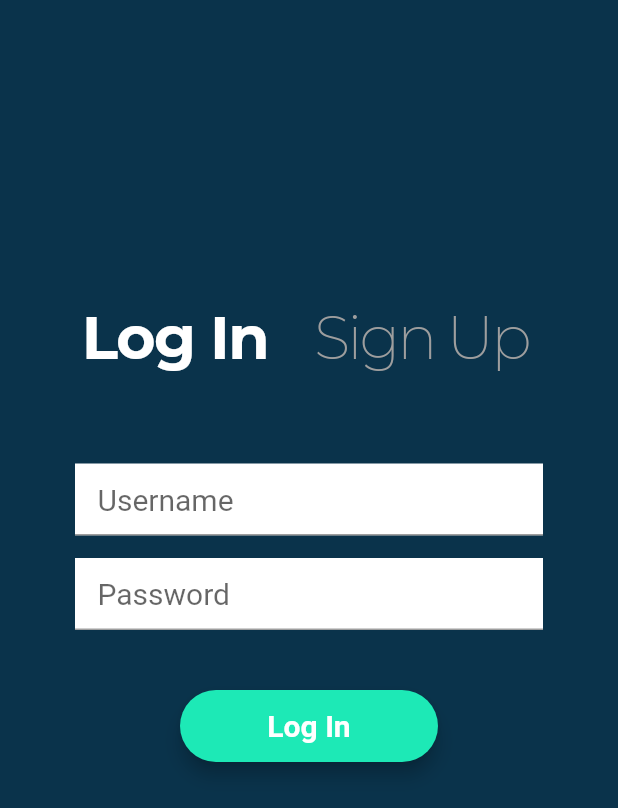
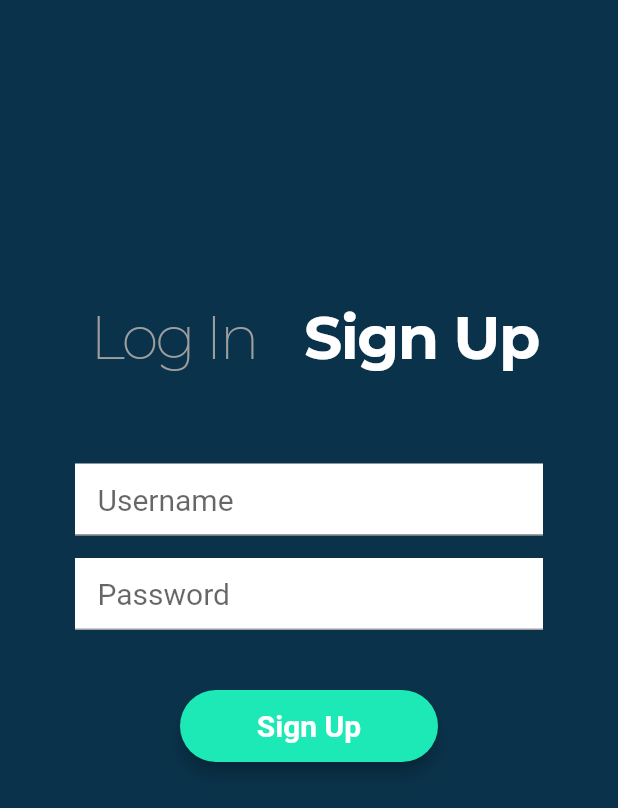
Before and after one commit to MisterJoz/Productivist, a Flutter app: the MyHomePage screen opened directly, after a tap on "Sign Up", on a phone screen of 412 x 824 dp. Shown: the top 808 px of the screen. Run offline on Flutter 3.47's test engine with Material 2 defaults, Android fonts, the phone set to English and light mode, and no system bars; our stand-ins replace table_calendar; Roboto replaces fonts that are missing (Montserrat); project files that could hold a hidden picture were left out.

Commit message:
added/finished sign up page

```diff
--- a/lib/main.dart
+++ b/lib/main.dart
@@ -1,4 +1,5 @@
 import 'package:flutter/material.dart';
+import 'package:productivist/screens/signup_page.dart';
 import 'screens/welcome_page.dart';
 
 void main() => runApp(MyApp());
@@ -130,7 +131,10 @@ class _MyHomePageState extends State<MyHomePage> {
                       letterSpacing: -2,
                       color: Colors.grey,
                     )),
-                  onPressed: () {},
+                  onPressed: () {
+                    Navigator.push(context,
+                      MaterialPageRoute(builder: (context) => SignUpPage()));
+                  },
                 ),
               ]
             ),
--- a/lib/screens/signup_page.dart
+++ b/lib/screens/signup_page.dart
@@ -1,4 +1,5 @@
 import 'package:flutter/material.dart';
+import 'package:productivist/main.dart';
 
 
 class SignUpPage extends StatefulWidget {
@@ -9,8 +10,118 @@ class SignUpPage extends StatefulWidget {
 class _SignUpPageState extends State<SignUpPage> {
   @override
   Widget build(BuildContext context) {
-    return Container(
+     final emailField = Container(
+      color: Colors.white,
+      child: TextField(
+        obscureText: true,
+        style: TextStyle(
+          fontFamily: 'Montserrat',
+          fontSize: 20,
+        ),
+        decoration: InputDecoration(
+          //fillColor: Colors.white,
+          contentPadding: EdgeInsets.fromLTRB(15.0, 12.0, 20.0, 12.0),
+          hintText: "Username",
+        ),
+      ),
+    );
 
+    final passwordField = Container(
+      color: Colors.white,
+      child: TextField(
+        obscureText: true,
+        style: TextStyle(
+          fontFamily: 'Montserrat',
+          fontSize: 20,
+        ),
+        decoration: InputDecoration(
+          //fillColor: Colors.white,
+          contentPadding: EdgeInsets.fromLTRB(15.0, 12.0, 20.0, 12.0),
+          hintText: "Password",
+        ),
+      ),
+    );
+
+    final signUpButton = Material(
+      elevation: 5.0,
+      borderRadius: BorderRadius.circular(30.0),
+      color: Colors.tealAccent[400],
+      child: MaterialButton(
+        minWidth: 200,
+        /*MediaQuery.of(context).size.width,*/
+        padding: EdgeInsets.fromLTRB(20.0, 5.0, 20.0, 5.0),
+        onPressed: () {
+          Navigator.push(
+            context,
+            MaterialPageRoute(builder: (context) => MyHomePage()),
+          );
+        },
+        child: Text("Sign Up",
+            textAlign: TextAlign.center,
+            style: TextStyle(fontFamily: 'Montserrat', fontSize: 20)
+                .copyWith(color: Colors.white, fontWeight: FontWeight.bold)),
+      ),
+    );
+
+    // Actual UI Design starts here
+    return Scaffold(
+      backgroundColor: Color.fromRGBO(10, 51, 75, 1),
+      body: ListView(
+        children: <Widget>[
+          Padding(
+            padding: EdgeInsets.fromLTRB(45, 200, 0, 60),
+            child: Row(
+              children: <Widget>[
+
+                FlatButton(
+                  child: Text("Log In",
+                    style: TextStyle(
+                      fontFamily: 'Montserrat-ExtraLight',
+                      fontSize: 40,
+                      letterSpacing: -2,
+                      color: Colors.grey,
+                    )),
+                  onPressed: () {
+                    Navigator.push(context,
+                      MaterialPageRoute(builder: (context) => MyHomePage()));
+                  },
+                ),
+
+                Padding(
+                  padding: EdgeInsets.fromLTRB(15, 0, 0, 0),
+                  child: Text("Sign Up",
+                    style: TextStyle(
+                      fontFamily: 'Montserrat-Bold',
+                      fontSize: 40,
+                      letterSpacing: -1,
+                      color: Colors.white,
+                    ),
+                  ),
+                ),
+
+              ]
+            ),
+          ),
+
+          //Email textfield
+          Padding(
+            padding: EdgeInsets.fromLTRB(50, 0, 50, 15),
+            child: emailField,
+          ),
+
+          //Password textfield
+          Padding(
+            padding: EdgeInsets.fromLTRB(50, 0, 50, 40),
+            child: passwordField,
+          ),
+
+          //Login Button
+          Padding(
+            padding: EdgeInsets.fromLTRB(120, 0, 120, 0),
+            child: signUpButton,
+          ),
+        ],
+      ),
     );
   }
 }
```
